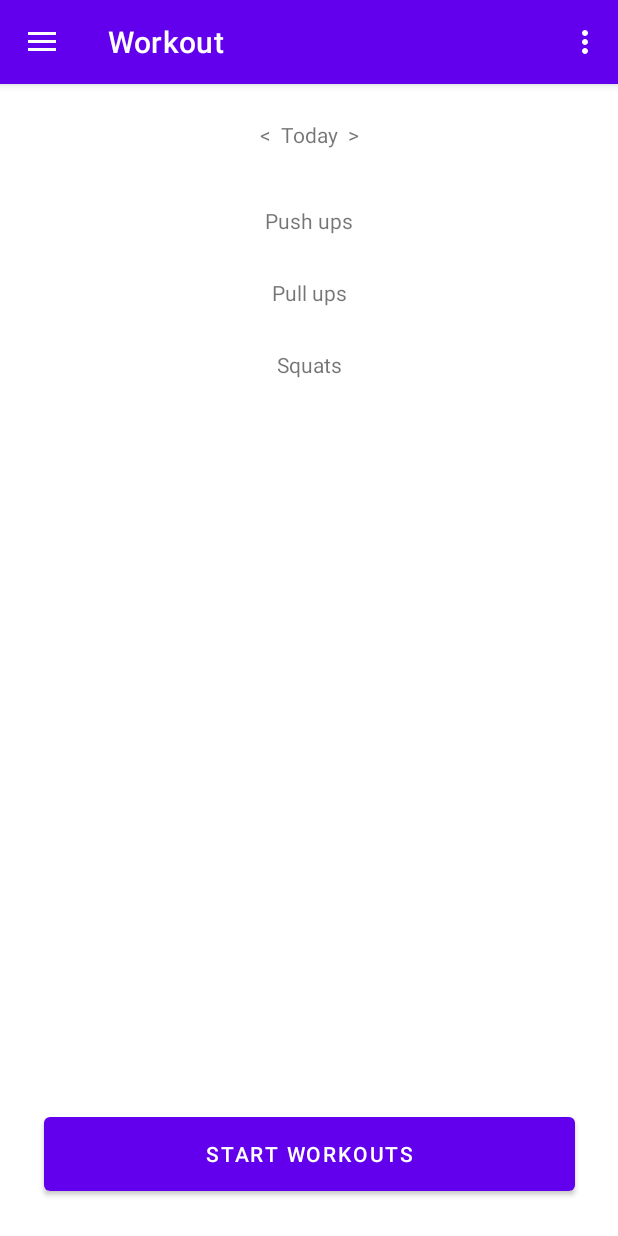
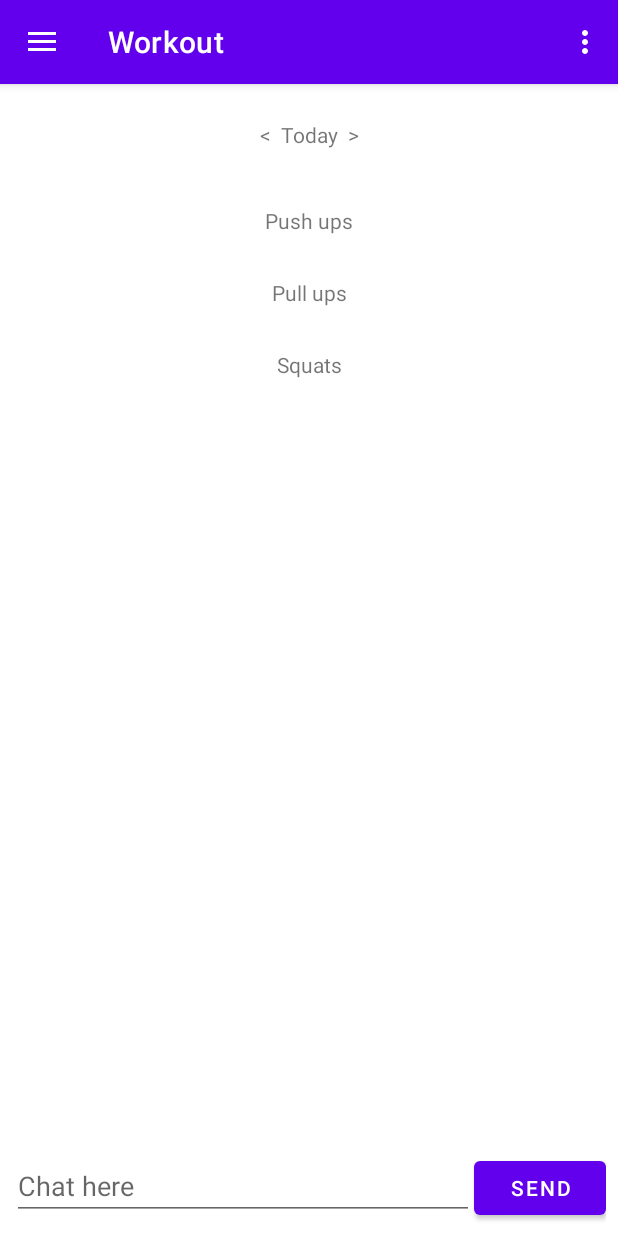
Before and after one commit to ryben/workout, an Android app: the screen it shows after launch (MainActivity), on a phone screen of 412 x 824 dp. Run offline under Robolectric (Android 15) with nearby library versions, the light colour scheme and no system bars; our stand-ins replace navigation-ui.

Commit message:
Added textbox and send button for chat

```diff
--- a/app/src/main/res/layout/app_bar_main.xml
+++ b/app/src/main/res/layout/app_bar_main.xml
@@ -22,6 +22,29 @@
 
     <include layout="@layout/content_main" />
 
+    <LinearLayout
+        android:layout_width="match_parent"
+        android:layout_height="wrap_content"
+        android:orientation="horizontal"
+        android:gravity="bottom"
+        android:layout_gravity="bottom"
+        android:padding="8dp">
+
+        <EditText
+            android:layout_width="0dp"
+            android:layout_height="wrap_content"
+            android:layout_weight="1"
+            android:hint="Chat here"/>
+
+        <Button
+            android:layout_width="wrap_content"
+            android:layout_height="wrap_content"
+            android:text="Send"/>
+
+    </LinearLayout>
+
+
+
     <com.google.android.material.floatingactionbutton.FloatingActionButton
         android:id="@+id/fab"
         android:visibility="gone"
--- a/app/src/main/res/layout/fragment_home.xml
+++ b/app/src/main/res/layout/fragment_home.xml
@@ -16,23 +16,12 @@
         tools:layout_editor_absoluteX="24dp"
         tools:text="Today" />
 
-    <Button
-        android:id="@+id/button"
-        android:layout_width="354dp"
-        android:layout_height="61dp"
-        android:layout_marginBottom="24dp"
-        android:text="@string/start_workouts"
-        app:layout_constraintBottom_toBottomOf="parent"
-        app:layout_constraintEnd_toEndOf="parent"
-        app:layout_constraintStart_toStartOf="parent" />
-
 
     <androidx.recyclerview.widget.RecyclerView
         android:id="@+id/rvWorkouts"
         android:layout_width="match_parent"
         android:layout_height="0dp"
         android:layout_marginTop="24dp"
-        app:layout_constraintBottom_toTopOf="@+id/button"
         app:layout_constraintTop_toBottomOf="@+id/text_day"
         tools:layout_editor_absoluteX="1dp" />
 </androidx.constraintlayout.widget.ConstraintLayout>
```
